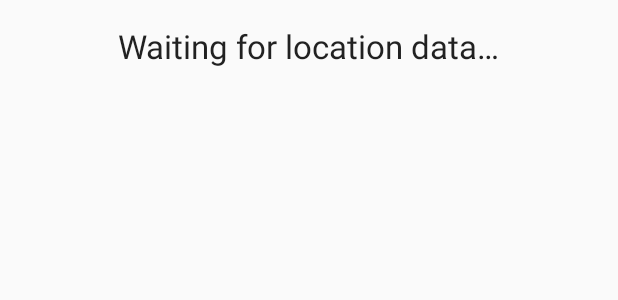
After one commit to pwlandoll/PrinterLocatorApp, an Android app: the layout activity_find_nearest_printer.xml on its own in the app's theme, with its tools: preview values and no code run, on a phone screen of 412 x 824 dp. The commit adds this screen. Shown: the top 300 px of the screen. Run offline under Robolectric (Android 15) with nearby library versions, the phone set to English and light mode, and no system bars.

Commit message:
Pulled showMyLocationFinal from canvas, and made some major reorganization changes to PrinterLocator: Added PrinterHelper class, moved the heavy lifting from listAll to PrinterHelper, added FindNearest

```diff
--- a/app/src/main/AndroidManifest.xml
+++ b/app/src/main/AndroidManifest.xml
@@ -3,6 +3,8 @@
     package="edu.jcu.plandoll16.printerlocator">
 
     <uses-permission android:name="android.permission.INTERNET" />
+    <uses-permission android:name="android.permission.ACCESS_FINE_LOCATION" />
+    <uses-permission android:name="android.permission.ACCESS_COARSE_LOCATION" />
 
     <application
         android:allowBackup="true"
@@ -17,7 +19,8 @@
                 <category android:name="android.intent.category.LAUNCHER" />
             </intent-filter>
         </activity>
-        <activity android:name=".ListPrinterActivity"></activity>
+        <activity android:name=".ListPrinterActivity" />
+        <activity android:name=".FindNearestPrinterActivity"></activity>
     </application>
 
 </manifest>
--- a/app/src/main/java/edu/jcu/plandoll16/printerlocator/MainActivity.java
+++ b/app/src/main/java/edu/jcu/plandoll16/printerlocator/MainActivity.java
@@ -34,4 +34,9 @@ public class MainActivity extends AppCompatActivity {
         Intent mIntent = new Intent(view.getContext(), ListPrinterActivity.class);
         startActivity(mIntent);
     }
+
+    public void findNearestPrinter(View view) {
+        Intent mIntent = new Intent(view.getContext(), FindNearestPrinterActivity.class);
+        startActivity(mIntent);
+    }
 }
--- a/app/src/main/java/edu/jcu/plandoll16/printerlocator/Printer.java
+++ b/app/src/main/java/edu/jcu/plandoll16/printerlocator/Printer.java
@@ -20,7 +20,6 @@ public class Printer {
      * Default name is "printer", location is the middle of the Admin building
      */
     public Printer() {
-        // Default name is "printer", location is middle of the Admin building
         this("printer", 41.490150, -81.531329);
     }
 
--- /dev/null
+++ b/app/src/main/res/layout/activity_find_nearest_printer.xml
@@ -0,0 +1,20 @@
+<?xml version="1.0" encoding="utf-8"?>
+<RelativeLayout xmlns:android="http://schemas.android.com/apk/res/android"
+    xmlns:tools="http://schemas.android.com/tools"
+    android:layout_width="match_parent"
+    android:layout_height="match_parent"
+    android:paddingBottom="@dimen/activity_vertical_margin"
+    android:paddingLeft="@dimen/activity_horizontal_margin"
+    android:paddingRight="@dimen/activity_horizontal_margin"
+    android:paddingTop="@dimen/activity_vertical_margin"
+    tools:context="edu.jcu.plandoll16.printerlocator.FindNearestPrinterActivity">
+
+    <TextView
+        android:layout_width="wrap_content"
+        android:layout_height="wrap_content"
+        android:textAppearance="?android:attr/textAppearanceLarge"
+        android:text="@string/wait"
+        android:id="@+id/waitTextView"
+        android:layout_alignParentTop="true"
+        android:layout_centerHorizontal="true" />
+</RelativeLayout>
--- a/app/src/main/res/layout/activity_main.xml
+++ b/app/src/main/res/layout/activity_main.xml
@@ -40,7 +40,8 @@
                 android:text="@string/findNearestPrinter"
                 android:id="@+id/findNearestPrintersButton"
                 android:layout_weight="1"
-                android:layout_margin="5dp" />
+                android:layout_margin="5dp"
+                android:onClick="findNearestPrinter" />
 
             <Button
                 android:layout_width="match_parent"
--- a/app/src/main/res/values/strings.xml
+++ b/app/src/main/res/values/strings.xml
@@ -2,10 +2,12 @@
     <string name="app_name">Printer Locator</string>
     <string name="banner">Locate the nearest printer!</string>
     <string name="findNearestPrinter">Find nearest printers</string>
+    <string name="found">Nearest printer found:</string>
     <string name="help">For help or support, email plandoll16@jcu.edu.</string>
     <string name="listAllPrinters">List all available printers</string>
     <string name="locationNotice">
         This app prefers to have GPS enabled on your device.
         To ensure accurate measurements, please make sure that location services are enabled.
     </string>
+    <string name="wait">Waiting for location data…</string>
 </resources>
```
Also changed, not shown: app/src/main/java/edu/jcu/plandoll16/printerlocator/FindNearestPrinterActivity.java (added, +119 -0 lines), app/src/main/java/edu/jcu/plandoll16/printerlocator/ListPrinterActivity.java (+2 -75 lines), app/src/main/java/edu/jcu/plandoll16/printerlocator/PrinterHelper.java (added, +99 -0 lines).
